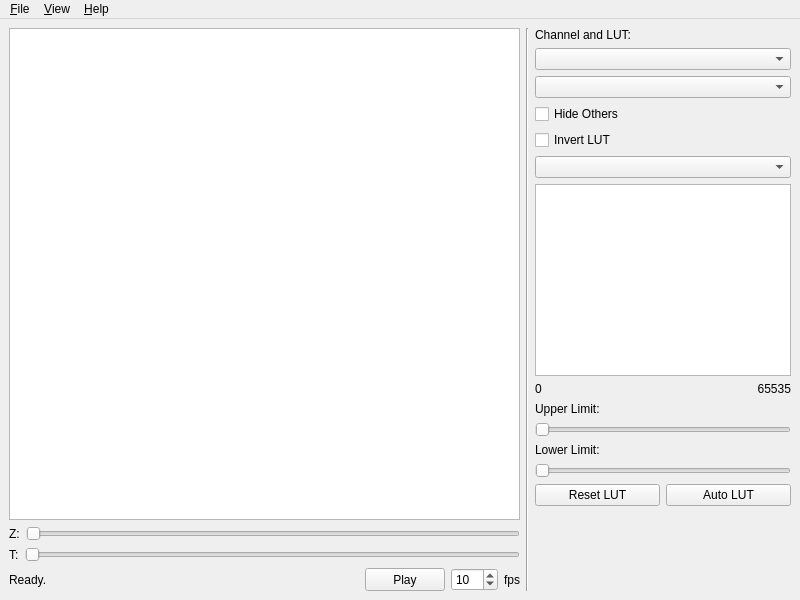
Old version of the form ui/mainwindow.ui in the repository takushim/momotrack.
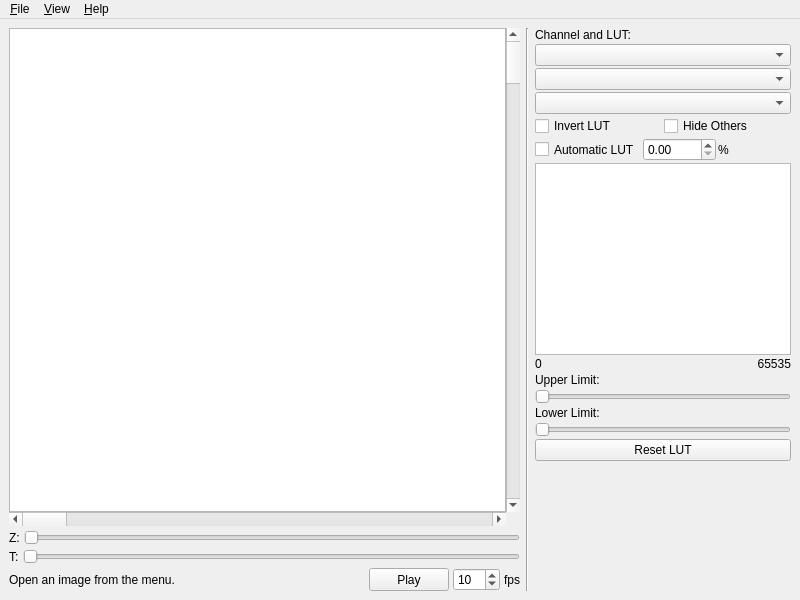
New version of the form.

Commit message: Tested for the close event and menu selection.

```diff
--- a/ui/mainwindow.ui
+++ b/ui/mainwindow.ui
@@ -10,6 +10,12 @@
     <height>600</height>
    </rect>
   </property>
+  <property name="sizePolicy">
+   <sizepolicy hsizetype="Expanding" vsizetype="Expanding">
+    <horstretch>0</horstretch>
+    <verstretch>0</verstretch>
+   </sizepolicy>
+  </property>
   <property name="minimumSize">
    <size>
     <width>400</width>
@@ -21,7 +27,7 @@
   </property>
   <widget class="QWidget" name="centralwidget">
    <property name="sizePolicy">
-    <sizepolicy hsizetype="Expanding" vsizetype="Expanding">
+    <sizepolicy hsizetype="Preferred" vsizetype="Preferred">
      <horstretch>0</horstretch>
      <verstretch>0</verstretch>
     </sizepolicy>
@@ -35,16 +41,36 @@
    <layout class="QGridLayout" name="gridLayout">
     <item row="0" column="0">
      <layout class="QHBoxLayout" name="hlayout_all">
+      <property name="spacing">
+       <number>6</number>
+      </property>
       <property name="sizeConstraint">
-       <enum>QLayout::SetMaximumSize</enum>
+       <enum>QLayout::SetMinimumSize</enum>
       </property>
       <item>
        <layout class="QVBoxLayout" name="vlayout_view">
+        <property name="spacing">
+         <number>4</number>
+        </property>
         <property name="sizeConstraint">
-         <enum>QLayout::SetMaximumSize</enum>
+         <enum>QLayout::SetMinimumSize</enum>
         </property>
         <item>
+         <layout class="QGridLayout" name="glayout_image">
+          <property name="sizeConstraint">
+           <enum>QLayout::SetMinimumSize</enum>
+          </property>
+          <property name="spacing">
+           <number>0</number>
+          </property>
+          <item row="0" column="0">
          <widget class="QGraphicsView" name="view_image">
+            <property name="sizePolicy">
+             <sizepolicy hsizetype="Expanding" vsizetype="Expanding">
+              <horstretch>0</horstretch>
+              <verstretch>0</verstretch>
+             </sizepolicy>
+            </property>
           <property name="minimumSize">
            <size>
             <width>400</width>
@@ -53,8 +79,39 @@
           </property>
          </widget>
         </item>
+          <item row="1" column="0">
+           <widget class="QScrollBar" name="scroll_image_h">
+            <property name="sizePolicy">
+             <sizepolicy hsizetype="Expanding" vsizetype="Minimum">
+              <horstretch>0</horstretch>
+              <verstretch>0</verstretch>
+             </sizepolicy>
+            </property>
+            <property name="orientation">
+             <enum>Qt::Horizontal</enum>
+            </property>
+           </widget>
+          </item>
+          <item row="0" column="1">
+           <widget class="QScrollBar" name="scroll_image_v">
+            <property name="sizePolicy">
+             <sizepolicy hsizetype="Minimum" vsizetype="Expanding">
+              <horstretch>0</horstretch>
+              <verstretch>0</verstretch>
+             </sizepolicy>
+            </property>
+            <property name="orientation">
+             <enum>Qt::Vertical</enum>
+            </property>
+           </widget>
+          </item>
+         </layout>
+        </item>
         <item>
          <layout class="QHBoxLayout" name="hlayout_slider_zstack">
+          <property name="spacing">
+           <number>4</number>
+          </property>
           <property name="sizeConstraint">
            <enum>QLayout::SetMaximumSize</enum>
           </property>
@@ -74,7 +131,7 @@
           <item>
            <widget class="QSlider" name="slider_zstack">
             <property name="sizePolicy">
-             <sizepolicy hsizetype="MinimumExpanding" vsizetype="Minimum">
+             <sizepolicy hsizetype="Expanding" vsizetype="Minimum">
               <horstretch>0</horstretch>
               <verstretch>0</verstretch>
              </sizepolicy>
@@ -88,6 +145,9 @@
         </item>
         <item>
          <layout class="QHBoxLayout" name="hlayout_slider_time">
+          <property name="spacing">
+           <number>4</number>
+          </property>
           <property name="sizeConstraint">
            <enum>QLayout::SetMaximumSize</enum>
           </property>
@@ -107,7 +167,7 @@
           <item>
            <widget class="QSlider" name="slider_time">
             <property name="sizePolicy">
-             <sizepolicy hsizetype="MinimumExpanding" vsizetype="Minimum">
+             <sizepolicy hsizetype="Expanding" vsizetype="Minimum">
               <horstretch>0</horstretch>
               <verstretch>0</verstretch>
              </sizepolicy>
@@ -120,7 +180,10 @@
          </layout>
         </item>
         <item>
-         <layout class="QHBoxLayout" name="horizontalLayout">
+         <layout class="QHBoxLayout" name="hlayout_status">
+          <property name="spacing">
+           <number>4</number>
+          </property>
           <item>
            <widget class="QLabel" name="label_status">
             <property name="sizePolicy">
@@ -130,7 +193,7 @@
              </sizepolicy>
             </property>
             <property name="text">
-             <string>Ready.</string>
+             <string>Open an image from the menu.</string>
             </property>
            </widget>
           </item>
@@ -192,6 +255,9 @@
       </item>
       <item>
        <layout class="QVBoxLayout" name="vlayout_panel">
+        <property name="spacing">
+         <number>2</number>
+        </property>
         <property name="sizeConstraint">
          <enum>QLayout::SetMinimumSize</enum>
         </property>
@@ -229,18 +295,23 @@
          </widget>
         </item>
         <item>
-         <widget class="QCheckBox" name="check_hide_others">
+         <widget class="QComboBox" name="combo_bits">
           <property name="sizePolicy">
            <sizepolicy hsizetype="Minimum" vsizetype="Minimum">
             <horstretch>0</horstretch>
             <verstretch>0</verstretch>
            </sizepolicy>
           </property>
-          <property name="text">
-           <string>Hide Others</string>
-          </property>
          </widget>
         </item>
+        <item>
+         <layout class="QHBoxLayout" name="hlayout_lut_settings">
+          <property name="spacing">
+           <number>2</number>
+          </property>
+          <property name="sizeConstraint">
+           <enum>QLayout::SetMinimumSize</enum>
+          </property>
         <item>
          <widget class="QCheckBox" name="check_invert_lut">
           <property name="sizePolicy">
@@ -255,14 +326,65 @@
          </widget>
         </item>
         <item>
-         <widget class="QComboBox" name="combo_bits">
+           <widget class="QCheckBox" name="check_hide_others">
           <property name="sizePolicy">
            <sizepolicy hsizetype="Minimum" vsizetype="Minimum">
             <horstretch>0</horstretch>
             <verstretch>0</verstretch>
            </sizepolicy>
           </property>
-         </widget>
+            <property name="text">
+             <string>Hide Others</string>
+            </property>
+           </widget>
+          </item>
+         </layout>
+        </item>
+        <item>
+         <layout class="QHBoxLayout" name="hlayout_auto_lut">
+          <property name="spacing">
+           <number>2</number>
+          </property>
+          <property name="sizeConstraint">
+           <enum>QLayout::SetMinimumSize</enum>
+          </property>
+          <item>
+           <widget class="QCheckBox" name="check_auto_lut">
+            <property name="sizePolicy">
+             <sizepolicy hsizetype="Minimum" vsizetype="Minimum">
+              <horstretch>0</horstretch>
+              <verstretch>0</verstretch>
+             </sizepolicy>
+            </property>
+            <property name="text">
+             <string>Automatic LUT</string>
+            </property>
+           </widget>
+          </item>
+          <item>
+           <widget class="QDoubleSpinBox" name="dspin_cutoff">
+            <property name="sizePolicy">
+             <sizepolicy hsizetype="Minimum" vsizetype="Minimum">
+              <horstretch>0</horstretch>
+              <verstretch>0</verstretch>
+             </sizepolicy>
+            </property>
+           </widget>
+          </item>
+          <item>
+           <widget class="QLabel" name="label_cutoff">
+            <property name="sizePolicy">
+             <sizepolicy hsizetype="Minimum" vsizetype="Minimum">
+              <horstretch>0</horstretch>
+              <verstretch>0</verstretch>
+             </sizepolicy>
+            </property>
+            <property name="text">
+             <string>%</string>
+            </property>
+           </widget>
+          </item>
+         </layout>
         </item>
         <item>
          <widget class="QGraphicsView" name="view_lut">
@@ -282,6 +404,12 @@
         </item>
         <item>
          <layout class="QHBoxLayout" name="hlayout_lut_range">
+          <property name="spacing">
+           <number>2</number>
+          </property>
+          <property name="sizeConstraint">
+           <enum>QLayout::SetMinimumSize</enum>
+          </property>
           <item>
            <widget class="QLabel" name="label_lut_lower">
             <property name="sizePolicy">
@@ -366,8 +494,6 @@
          </widget>
         </item>
         <item>
-         <layout class="QHBoxLayout" name="hlayout_lut_set">
-          <item>
            <widget class="QPushButton" name="button_reset_lut">
             <property name="sizePolicy">
              <sizepolicy hsizetype="Minimum" vsizetype="Minimum">
@@ -381,21 +507,6 @@
            </widget>
           </item>
           <item>
-           <widget class="QPushButton" name="button_auto_lut">
-            <property name="sizePolicy">
-             <sizepolicy hsizetype="Minimum" vsizetype="Minimum">
-              <horstretch>0</horstretch>
-              <verstretch>0</verstretch>
-             </sizepolicy>
-            </property>
-            <property name="text">
-             <string>Auto LUT</string>
-            </property>
-           </widget>
-          </item>
-         </layout>
-        </item>
-        <item>
          <spacer name="spacer_panel">
           <property name="orientation">
            <enum>Qt::Vertical</enum>
```
Left out of the diff: 30 changed lines with no effect on the pictures. Lines whose indentation alone changed are shown as unchanged. The commit also changes 7 other files.
